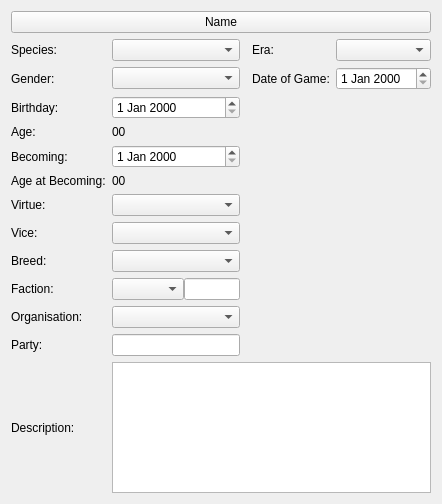
Kamduis/SoulCreator, file ui/ui_InfoWidget.ui: the form before one commit.
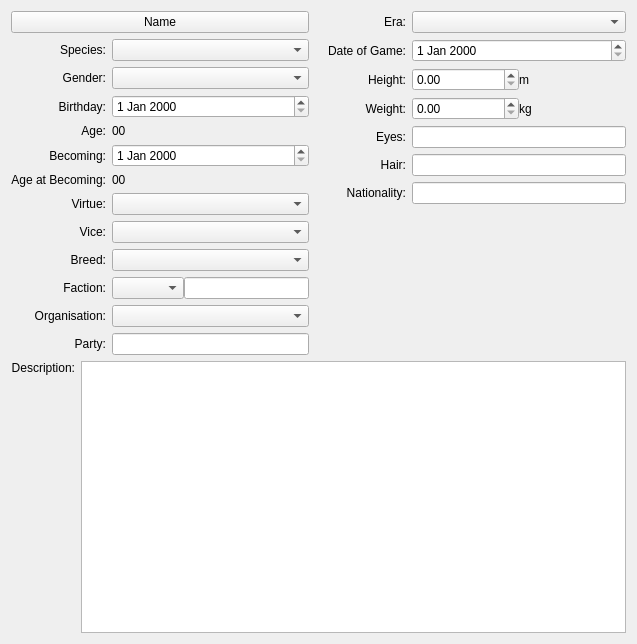
The form after the commit. Custom widgets are drawn as their Qt base class.

```diff
--- a/ui/ui_InfoWidget.ui
+++ b/ui/ui_InfoWidget.ui
@@ -6,92 +6,98 @@
    <rect>
     <x>0</x>
     <y>0</y>
-    <width>442</width>
-    <height>504</height>
+    <width>637</width>
+    <height>644</height>
    </rect>
   </property>
   <property name="windowTitle">
    <string>Form</string>
   </property>
-  <layout class="QVBoxLayout" name="verticalLayout">
+  <layout class="QVBoxLayout" name="verticalLayout_2">
    <item>
-    <widget class="QPushButton" name="pushButton_name">
-     <property name="text">
-      <string>Name</string>
-     </property>
-    </widget>
-   </item>
+    <layout class="QHBoxLayout" name="horizontalLayout_2">
    <item>
-    <layout class="QGridLayout" name="layout_main">
-     <item row="0" column="0">
+      <layout class="QGridLayout" name="gridLayout_2">
+       <item row="1" column="0">
       <widget class="QLabel" name="label">
        <property name="text">
         <string>Species:</string>
        </property>
-      </widget>
-     </item>
-     <item row="1" column="0">
+         <property name="alignment">
+          <set>Qt::AlignRight|Qt::AlignTrailing|Qt::AlignVCenter</set>
+         </property>
+        </widget>
+       </item>
+       <item row="1" column="1">
+        <widget class="QComboBox" name="comboBox_species"/>
+       </item>
+       <item row="2" column="0">
       <widget class="QLabel" name="label_3">
        <property name="text">
         <string>Gender:</string>
        </property>
-      </widget>
-     </item>
-     <item row="1" column="1">
+         <property name="alignment">
+          <set>Qt::AlignRight|Qt::AlignTrailing|Qt::AlignVCenter</set>
+         </property>
+        </widget>
+       </item>
+       <item row="2" column="1">
       <widget class="QComboBox" name="comboBox_gender"/>
      </item>
-     <item row="2" column="0">
+       <item row="3" column="0">
       <widget class="QLabel" name="label_dateBirth">
        <property name="text">
         <string>Birthday:</string>
        </property>
-      </widget>
-     </item>
-     <item row="2" column="1">
+         <property name="alignment">
+          <set>Qt::AlignRight|Qt::AlignTrailing|Qt::AlignVCenter</set>
+         </property>
+        </widget>
+       </item>
+       <item row="3" column="1">
       <widget class="QDateEdit" name="dateEdit_dateBirth"/>
      </item>
-     <item row="3" column="0">
+       <item row="4" column="0">
       <widget class="QLabel" name="label_2">
        <property name="text">
         <string>Age:</string>
        </property>
-      </widget>
-     </item>
-     <item row="3" column="1">
+         <property name="alignment">
+          <set>Qt::AlignRight|Qt::AlignTrailing|Qt::AlignVCenter</set>
+         </property>
+        </widget>
+       </item>
+       <item row="4" column="1">
       <widget class="QLabel" name="label_age">
        <property name="text">
         <string>00</string>
        </property>
       </widget>
      </item>
-     <item row="4" column="0">
+       <item row="5" column="0">
       <widget class="QLabel" name="label_dateBecoming">
        <property name="text">
         <string>Becoming:</string>
        </property>
-      </widget>
-     </item>
-     <item row="4" column="1">
+         <property name="alignment">
+          <set>Qt::AlignRight|Qt::AlignTrailing|Qt::AlignVCenter</set>
+         </property>
+        </widget>
+       </item>
+       <item row="5" column="1">
       <widget class="QDateEdit" name="dateEdit_dateBecoming"/>
      </item>
-     <item row="5" column="0">
+       <item row="6" column="0">
       <widget class="QLabel" name="label_ageBecoming_label">
        <property name="text">
         <string>Age at Becoming:</string>
        </property>
-      </widget>
-     </item>
-     <item row="6" column="0">
-      <widget class="QLabel" name="label_4">
-       <property name="text">
-        <string>Virtue:</string>
+         <property name="alignment">
+          <set>Qt::AlignRight|Qt::AlignTrailing|Qt::AlignVCenter</set>
        </property>
       </widget>
      </item>
      <item row="6" column="1">
-      <widget class="QComboBox" name="comboBox_virtue"/>
-     </item>
-     <item row="5" column="1">
       <widget class="QLabel" name="label_ageBecoming">
        <property name="text">
         <string>00</string>
@@ -99,33 +105,52 @@
       </widget>
      </item>
      <item row="7" column="0">
+        <widget class="QLabel" name="label_4">
+         <property name="text">
+          <string>Virtue:</string>
+         </property>
+         <property name="alignment">
+          <set>Qt::AlignRight|Qt::AlignTrailing|Qt::AlignVCenter</set>
+         </property>
+        </widget>
+       </item>
+       <item row="8" column="0">
       <widget class="QLabel" name="label_5">
        <property name="text">
         <string>Vice:</string>
        </property>
-      </widget>
-     </item>
-     <item row="7" column="1">
+         <property name="alignment">
+          <set>Qt::AlignRight|Qt::AlignTrailing|Qt::AlignVCenter</set>
+         </property>
+        </widget>
+       </item>
+       <item row="8" column="1">
       <widget class="QComboBox" name="comboBox_vice"/>
      </item>
-     <item row="8" column="0">
+       <item row="9" column="0">
       <widget class="QLabel" name="label_breed">
        <property name="text">
         <string>Breed:</string>
        </property>
-      </widget>
-     </item>
-     <item row="8" column="1">
+         <property name="alignment">
+          <set>Qt::AlignRight|Qt::AlignTrailing|Qt::AlignVCenter</set>
+         </property>
+        </widget>
+       </item>
+       <item row="9" column="1">
       <widget class="QComboBox" name="comboBox_breed"/>
      </item>
-     <item row="9" column="0">
+       <item row="10" column="0">
       <widget class="QLabel" name="label_faction">
        <property name="text">
         <string>Faction:</string>
        </property>
-      </widget>
-     </item>
-     <item row="9" column="1">
+         <property name="alignment">
+          <set>Qt::AlignRight|Qt::AlignTrailing|Qt::AlignVCenter</set>
+         </property>
+        </widget>
+       </item>
+       <item row="10" column="1">
       <layout class="QHBoxLayout" name="horizontalLayout">
        <property name="spacing">
         <number>0</number>
@@ -138,72 +163,223 @@
        </item>
       </layout>
      </item>
-     <item row="10" column="0">
+       <item row="11" column="0">
       <widget class="QLabel" name="label_organisation">
        <property name="text">
         <string>Organisation:</string>
        </property>
-      </widget>
-     </item>
-     <item row="10" column="1">
+         <property name="alignment">
+          <set>Qt::AlignRight|Qt::AlignTrailing|Qt::AlignVCenter</set>
+         </property>
+        </widget>
+       </item>
+       <item row="11" column="1">
       <widget class="QComboBox" name="comboBox_organisation"/>
      </item>
-     <item row="11" column="0">
+       <item row="12" column="0">
       <widget class="QLabel" name="label_party">
        <property name="text">
         <string>Party:</string>
        </property>
-      </widget>
-     </item>
-     <item row="11" column="1">
+         <property name="alignment">
+          <set>Qt::AlignRight|Qt::AlignTrailing|Qt::AlignVCenter</set>
+         </property>
+        </widget>
+       </item>
+       <item row="12" column="1">
       <widget class="QLineEdit" name="lineEdit_party"/>
      </item>
-     <item row="1" column="3">
+       <item row="7" column="1">
+        <widget class="QComboBox" name="comboBox_virtue"/>
+       </item>
+       <item row="0" column="0" colspan="2">
+        <widget class="QPushButton" name="pushButton_name">
+         <property name="minimumSize">
+          <size>
+           <width>200</width>
+           <height>0</height>
+          </size>
+         </property>
+         <property name="text">
+          <string>Name</string>
+         </property>
+        </widget>
+       </item>
+      </layout>
+     </item>
+     <item>
+      <spacer name="horizontalSpacer">
+       <property name="orientation">
+        <enum>Qt::Horizontal</enum>
+       </property>
+       <property name="sizeType">
+        <enum>QSizePolicy::Fixed</enum>
+       </property>
+       <property name="sizeHint" stdset="0">
+        <size>
+         <width>13</width>
+         <height>13</height>
+        </size>
+       </property>
+      </spacer>
+     </item>
+     <item>
+      <layout class="QVBoxLayout" name="verticalLayout">
+       <item>
+        <layout class="QGridLayout" name="gridLayout">
+         <item row="0" column="0">
+          <widget class="QLabel" name="label_7">
+           <property name="text">
+            <string>Era:</string>
+           </property>
+           <property name="alignment">
+            <set>Qt::AlignRight|Qt::AlignTrailing|Qt::AlignVCenter</set>
+           </property>
+          </widget>
+         </item>
+         <item row="0" column="1">
+          <widget class="QComboBox" name="comboBox_era"/>
+         </item>
+         <item row="1" column="0">
       <widget class="QLabel" name="label_9">
        <property name="text">
         <string>Date of Game:</string>
        </property>
-      </widget>
-     </item>
-     <item row="1" column="4">
+           <property name="alignment">
+            <set>Qt::AlignRight|Qt::AlignTrailing|Qt::AlignVCenter</set>
+           </property>
+          </widget>
+         </item>
+         <item row="1" column="1">
       <widget class="QDateEdit" name="dateEdit_dateGame"/>
      </item>
-     <item row="12" column="0">
+         <item row="2" column="0">
+          <widget class="QLabel" name="label_10">
+           <property name="text">
+            <string>Height:</string>
+           </property>
+           <property name="alignment">
+            <set>Qt::AlignRight|Qt::AlignTrailing|Qt::AlignVCenter</set>
+           </property>
+          </widget>
+         </item>
+         <item row="2" column="1">
+          <layout class="QHBoxLayout" name="horizontalLayout_4">
+           <property name="spacing">
+            <number>0</number>
+           </property>
+           <item>
+            <widget class="QDoubleSpinBox" name="doubleSpinBox_height"/>
+           </item>
+           <item>
+            <widget class="QLabel" name="label_13">
+             <property name="text">
+              <string>m</string>
+             </property>
+            </widget>
+           </item>
+          </layout>
+         </item>
+         <item row="3" column="0">
+          <widget class="QLabel" name="label_11">
+           <property name="text">
+            <string>Weight:</string>
+           </property>
+           <property name="alignment">
+            <set>Qt::AlignRight|Qt::AlignTrailing|Qt::AlignVCenter</set>
+           </property>
+          </widget>
+         </item>
+         <item row="3" column="1">
+          <layout class="QHBoxLayout" name="horizontalLayout_3">
+           <property name="spacing">
+            <number>0</number>
+           </property>
+           <item>
+            <widget class="QDoubleSpinBox" name="doubleSpinBox_weight"/>
+           </item>
+           <item>
+            <widget class="QLabel" name="label_12">
+             <property name="text">
+              <string>kg</string>
+             </property>
+            </widget>
+           </item>
+          </layout>
+         </item>
+         <item row="4" column="0">
+          <widget class="QLabel" name="label_8">
+           <property name="text">
+            <string>Eyes:</string>
+           </property>
+           <property name="alignment">
+            <set>Qt::AlignRight|Qt::AlignTrailing|Qt::AlignVCenter</set>
+           </property>
+          </widget>
+         </item>
+         <item row="4" column="1">
+          <widget class="QLineEdit" name="lineEdit_eyes"/>
+         </item>
+         <item row="5" column="0">
+          <widget class="QLabel" name="label_14">
+           <property name="text">
+            <string>Hair:</string>
+           </property>
+           <property name="alignment">
+            <set>Qt::AlignRight|Qt::AlignTrailing|Qt::AlignVCenter</set>
+           </property>
+          </widget>
+         </item>
+         <item row="5" column="1">
+          <widget class="QLineEdit" name="lineEdit_hair"/>
+         </item>
+         <item row="6" column="0">
+          <widget class="QLabel" name="label_15">
+           <property name="text">
+            <string>Nationality:</string>
+           </property>
+           <property name="alignment">
+            <set>Qt::AlignRight|Qt::AlignTrailing|Qt::AlignVCenter</set>
+           </property>
+          </widget>
+         </item>
+         <item row="6" column="1">
+          <widget class="QLineEdit" name="lineEdit_nationality"/>
+         </item>
+        </layout>
+       </item>
+       <item>
+        <spacer name="verticalSpacer">
+         <property name="orientation">
+          <enum>Qt::Vertical</enum>
+         </property>
+         <property name="sizeHint" stdset="0">
+          <size>
+           <width>20</width>
+           <height>40</height>
+          </size>
+         </property>
+        </spacer>
+       </item>
+      </layout>
+     </item>
+    </layout>
+   </item>
+   <item>
+    <layout class="QGridLayout" name="gridLayout_3">
+     <item row="0" column="0">
       <widget class="QLabel" name="label_6">
        <property name="text">
         <string>Description:</string>
        </property>
+       <property name="alignment">
+        <set>Qt::AlignRight|Qt::AlignTop|Qt::AlignTrailing</set>
+       </property>
       </widget>
      </item>
-     <item row="12" column="1" colspan="4">
+     <item row="0" column="1">
       <widget class="DefocusableTextEdit" name="textEdit_description"/>
      </item>
-     <item row="0" column="1">
-      <widget class="QComboBox" name="comboBox_species"/>
-     </item>
-     <item row="0" column="3">
-      <widget class="QLabel" name="label_7">
-       <property name="text">
-        <string>Era:</string>
-       </property>
-      </widget>
-     </item>
-     <item row="0" column="4">
-      <widget class="QComboBox" name="comboBox_era"/>
-     </item>
-     <item row="0" column="2">
-      <spacer name="horizontalSpacer">
-       <property name="orientation">
-        <enum>Qt::Horizontal</enum>
-       </property>
-       <property name="sizeHint" stdset="0">
-        <size>
-         <width>10</width>
-         <height>0</height>
-        </size>
-       </property>
-      </spacer>
-     </item>
     </layout>
    </item>
   </layout>
```
Left out of the diff: 23 changed lines with no effect on the pictures. Lines whose indentation alone changed are shown as unchanged.
